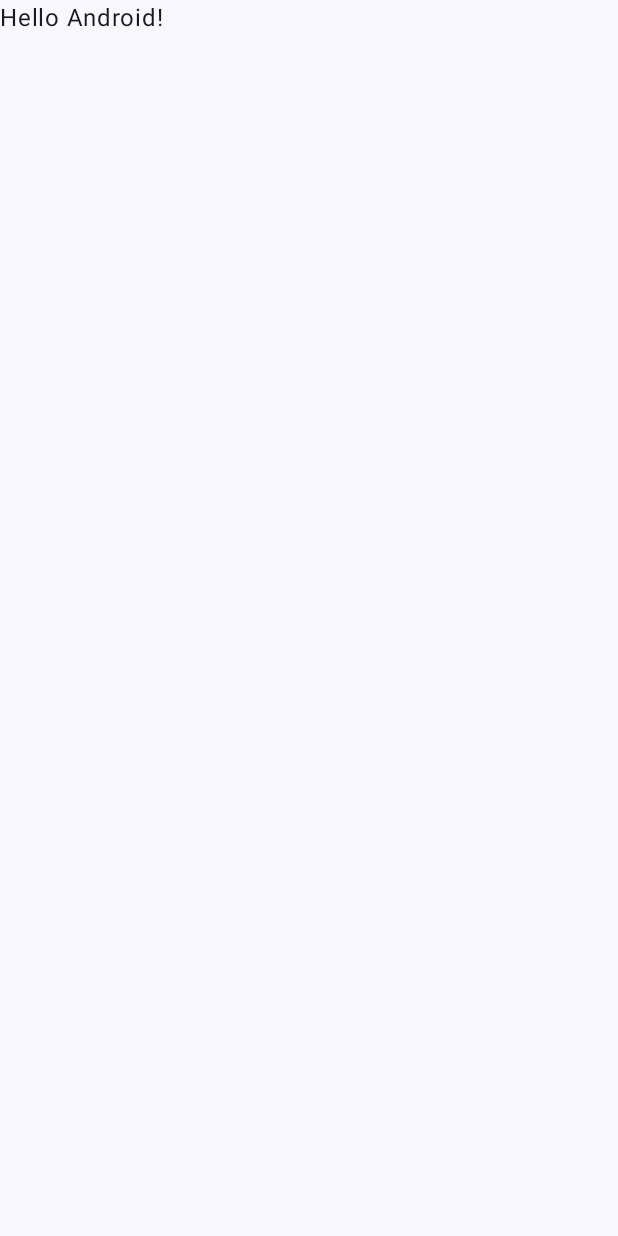
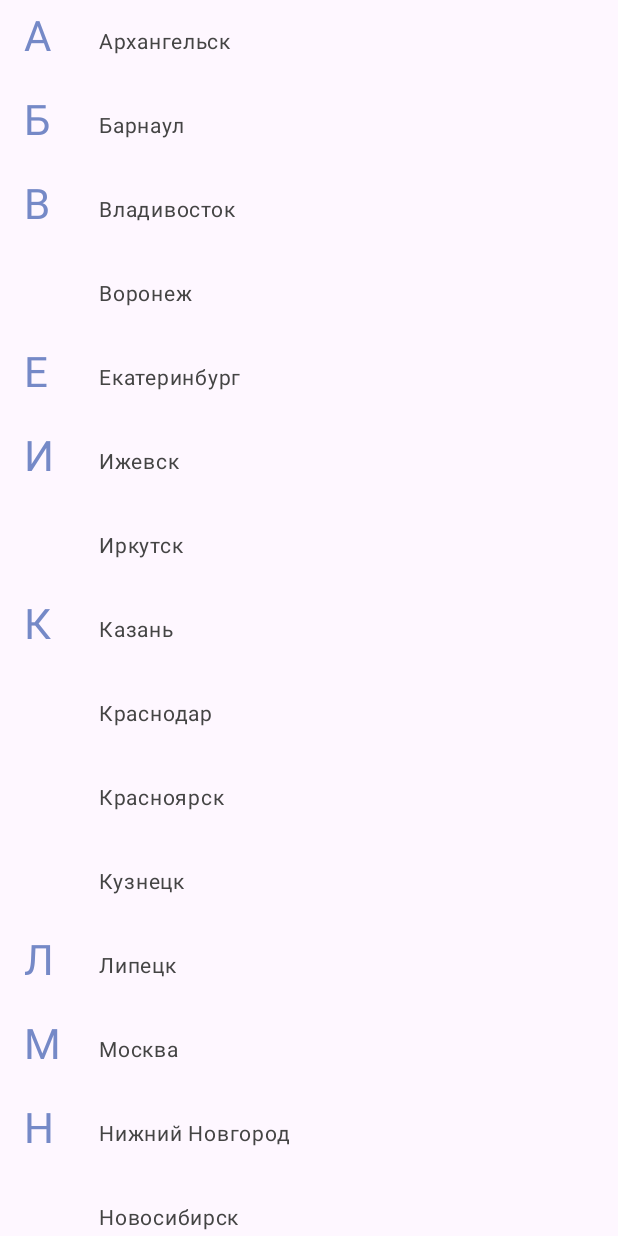
Before and after one commit to Leymoy24/weather-now, an Android app built with Jetpack Compose: the screen it shows after launch (MainActivity), on a phone screen of 412 x 824 dp. Before the commit the screen is almost empty. Run offline under Robolectric (Android 15) with nearby library versions, the phone set to English and light mode, and no system bars.

Commit message:
Added dependencies, navigation between screens and logic for displaying label sticks

```diff
--- a/app/build.gradle.kts
+++ b/app/build.gradle.kts
@@ -44,7 +44,7 @@ android {
     }
     packaging {
         resources {
-            excludes += "/META-INF/{AL2.0,LGPL2.1}"
+            resources.excludes.add("META-INF/*")
         }
     }
 }
@@ -59,6 +59,7 @@ dependencies {
     implementation(libs.androidx.ui.graphics)
     implementation(libs.androidx.ui.tooling.preview)
     implementation(libs.androidx.material3)
+    implementation(libs.androidx.material.icons.extended)
     testImplementation(libs.junit)
     androidTestImplementation(libs.androidx.junit)
     androidTestImplementation(libs.androidx.espresso.core)
@@ -66,4 +67,19 @@ dependencies {
     androidTestImplementation(libs.androidx.ui.test.junit4)
     debugImplementation(libs.androidx.ui.tooling)
     debugImplementation(libs.androidx.ui.test.manifest)
+    implementation(libs.google.accompanist.systemuicontroller)
+
+    // Navigation
+    implementation(libs.androidx.navigation.compose)
+
+    // Ktor
+    implementation(libs.ktor.client.core)
+    implementation(libs.ktor.client.cio)
+    implementation(libs.ktor.client.android)
+    implementation(libs.ktor.client.serialization)
+    implementation(libs.ktor.client.logging)
+    implementation(libs.ktor.client.content.negotiation)
+    implementation(libs.ktor.serialization.kotlinx.json)
+    implementation(libs.ktor.client.logging)
+    implementation(libs.logback.classic)
 }
--- a/app/src/main/AndroidManifest.xml
+++ b/app/src/main/AndroidManifest.xml
@@ -13,7 +13,7 @@
         android:theme="@style/Theme.WeatherNow"
         tools:targetApi="31">
         <activity
-            android:name=".MainActivity"
+            android:name=".ui.MainActivity"
             android:exported="true"
             android:label="@string/app_name"
             android:theme="@style/Theme.WeatherNow">
--- a/app/src/main/java/com/example/weathernow/MainActivity.kt
+++ /dev/null
@@ -1,47 +0,0 @@
-package com.example.weathernow
-
-import android.os.Bundle
-import androidx.activity.ComponentActivity
-import androidx.activity.compose.setContent
-import androidx.activity.enableEdgeToEdge
-import androidx.compose.foundation.layout.fillMaxSize
-import androidx.compose.foundation.layout.padding
-import androidx.compose.material3.Scaffold
-import androidx.compose.material3.Text
-import androidx.compose.runtime.Composable
-import androidx.compose.ui.Modifier
-import androidx.compose.ui.tooling.preview.Preview
-import com.example.weathernow.ui.theme.WeatherNowTheme
-
-class MainActivity : ComponentActivity() {
-    override fun onCreate(savedInstanceState: Bundle?) {
-        super.onCreate(savedInstanceState)
-        enableEdgeToEdge()
-        setContent {
-            WeatherNowTheme {
-                Scaffold(modifier = Modifier.fillMaxSize()) { innerPadding ->
-                    Greeting(
-                        name = "Android",
-                        modifier = Modifier.padding(innerPadding)
-                    )
-                }
-            }
-        }
-    }
-}
-
-@Composable
-fun Greeting(name: String, modifier: Modifier = Modifier) {
-    Text(
-        text = "Hello $name!",
-        modifier = modifier
-    )
-}
-
-@Preview(showBackground = true)
-@Composable
-fun GreetingPreview() {
-    WeatherNowTheme {
-        Greeting("Android")
-    }
-}
--- /dev/null
+++ b/app/src/main/java/com/example/weathernow/ui/MainActivity.kt
@@ -0,0 +1,26 @@
+package com.example.weathernow.ui
+
+import android.graphics.Color
+import android.os.Bundle
+import androidx.activity.ComponentActivity
+import androidx.activity.SystemBarStyle
+import androidx.activity.compose.setContent
+import androidx.activity.enableEdgeToEdge
+import androidx.compose.ui.graphics.toArgb
+import androidx.navigation.compose.rememberNavController
+import com.example.weathernow.ui.navigation.Navigation
+import com.example.weathernow.ui.theme.WeatherNowTheme
+import com.example.weathernow.ui.theme.WhiteFE
+
+class MainActivity : ComponentActivity() {
+    override fun onCreate(savedInstanceState: Bundle?) {
+        super.onCreate(savedInstanceState)
+        enableEdgeToEdge(statusBarStyle = SystemBarStyle.light(WhiteFE.toArgb(), Color.TRANSPARENT))
+        setContent {
+            val navController = rememberNavController()
+            WeatherNowTheme {
+                Navigation(navController = navController)
+            }
+        }
+    }
+}
--- /dev/null
+++ b/app/src/main/java/com/example/weathernow/ui/navigation/Navigation.kt
@@ -0,0 +1,22 @@
+package com.example.weathernow.ui.navigation
+
+import android.content.Context
+import androidx.compose.runtime.Composable
+import androidx.navigation.NavHostController
+import androidx.navigation.compose.NavHost
+import androidx.navigation.compose.composable
+import com.example.weathernow.ui.screen.info.InfoScreen
+import com.example.weathernow.ui.screen.main.MainScreen
+
+@Composable
+fun Navigation(navController: NavHostController) {
+    NavHost(navController = navController, startDestination = Screen.MainScreen.route) {
+        composable(route = Screen.MainScreen.route) {
+            MainScreen(navigateToInfoScreen = { navController.navigate(Screen.InfoScreen.route) })
+        }
+
+        composable(route = Screen.InfoScreen.route) {
+            InfoScreen(navController = navController)
+        }
+    }
+}
--- /dev/null
+++ b/app/src/main/java/com/example/weathernow/ui/navigation/Screen.kt
@@ -0,0 +1,6 @@
+package com.example.weathernow.ui.navigation
+
+sealed class Screen(val route: String, var title: String) {
+    data object MainScreen: Screen(route = "main_screen", title = "MainScreen")
+    data object InfoScreen: Screen(route = "info_screen", title = "InfoScreen")
+}
--- /dev/null
+++ b/app/src/main/java/com/example/weathernow/ui/screen/info/InfoScreen.kt
@@ -0,0 +1,10 @@
+package com.example.weathernow.ui.screen.info
+
+import androidx.compose.material3.Text
+import androidx.compose.runtime.Composable
+import androidx.navigation.NavHostController
+
+@Composable
+fun InfoScreen(navController: NavHostController) {
+    Text("Info Screen")
+}
--- /dev/null
+++ b/app/src/main/java/com/example/weathernow/ui/screen/main/MainScreen.kt
@@ -0,0 +1,176 @@
+package com.example.weathernow.ui.screen.main
+
+import androidx.compose.foundation.background
+import androidx.compose.foundation.clickable
+import androidx.compose.foundation.layout.Box
+import androidx.compose.foundation.layout.Row
+import androidx.compose.foundation.layout.Spacer
+import androidx.compose.foundation.layout.fillMaxSize
+import androidx.compose.foundation.layout.fillMaxWidth
+import androidx.compose.foundation.layout.offset
+import androidx.compose.foundation.layout.padding
+import androidx.compose.foundation.layout.width
+import androidx.compose.foundation.lazy.LazyColumn
+import androidx.compose.foundation.lazy.itemsIndexed
+import androidx.compose.foundation.lazy.rememberLazyListState
+import androidx.compose.material3.MaterialTheme
+import androidx.compose.material3.Text
+import androidx.compose.runtime.Composable
+import androidx.compose.runtime.derivedStateOf
+import androidx.compose.runtime.getValue
+import androidx.compose.runtime.remember
+import androidx.compose.ui.Modifier
+import androidx.compose.ui.graphics.Color
+import androidx.compose.ui.unit.IntOffset
+import androidx.compose.ui.unit.dp
+import androidx.compose.ui.unit.sp
+
+@Composable
+fun MainScreen(navigateToInfoScreen: () -> Unit) {
+
+    val cities = listOf(
+        "Архангельск",
+        "Барнаул",
+        "Владивосток",
+        "Воронеж",
+        "Екатеринбург",
+        "Ижевск",
+        "Иркутск",
+        "Казань",
+        "Краснодар",
+        "Красноярск",
+        "Кузнецк",
+        "Липецк",
+        "Москва",
+        "Нижний Новгород",
+        "Новосибирск",
+        "Омск",
+        "Оренбург",
+        "Пермь",
+        "Ростов-на-Дону",
+        "Самара",
+        "Санкт-Петербург",
+        "Саратов",
+        "Сочи",
+        "Тольятти",
+        "Томск",
+        "Тюмень",
+        "Уфа",
+        "Ульяновск",
+        "Хабаровск",
+        "Челябинск",
+        "Ярославль"
+    )
+
+
+    Box(Modifier.fillMaxSize().background(MaterialTheme.colorScheme.background)) {
+        val groupedNames = remember(cities) {
+            cities.groupBy { it.first() }
+        }
+
+        val startIndexes = remember(cities) {
+            getStartIndexes(groupedNames.entries)
+        }
+
+        val endIndexes = remember(cities) {
+            getEndIndexes(groupedNames.entries)
+        }
+
+        val commonModifier = Modifier.width(50.dp)
+        val listState = rememberLazyListState()
+
+        val moveStickyHeader by remember {
+            derivedStateOf {
+                endIndexes.contains(listState.firstVisibleItemIndex + 1)
+            }
+        }
+        LazyColumn(
+            modifier = Modifier.fillMaxSize(),
+            state = listState,
+        ) {
+            itemsIndexed(cities) { index, name ->
+                NameItem(
+                    name,
+                    showCharHeader = startIndexes.contains(index) && listState.firstVisibleItemIndex != index,
+                    commonModifier,
+                    navigateToInfoScreen = navigateToInfoScreen
+                )
+            }
+        }
+        LetterHeader(
+            char = cities[listState.firstVisibleItemIndex].first().toString(),
+            modifier = commonModifier.then(
+                if (moveStickyHeader) {
+                    Modifier.offset {
+                        IntOffset(0, -listState.firstVisibleItemScrollOffset)
+                    }
+                } else {
+                    Modifier
+                }
+            )
+        )
+    }
+}
+
+@Composable
+fun LetterHeader(char: String, modifier: Modifier = Modifier) {
+    Text(
+        text = char,
+        color = Color(117, 137, 199),
+        fontSize = 28.sp,
+        modifier = modifier.padding(horizontal = 16.dp, vertical = 8.dp)
+    )
+}
+
+@Composable
+fun NameItem(
+    name: String,
+    showCharHeader: Boolean,
+    modifier: Modifier,
+    navigateToInfoScreen: () -> Unit
+) {
+    Row(
+        Modifier
+            .fillMaxWidth()
+            .clickable {
+                navigateToInfoScreen()
+            }
+    ) {
+        if (showCharHeader) {
+            LetterHeader(
+                char = name.first().toString(),
+                modifier = modifier
+            )
+        } else {
+            Spacer(modifier = modifier)
+        }
+        Text(
+            text = name,
+            color = Color.DarkGray,
+            fontSize = 14.sp,
+            modifier = Modifier
+                .fillMaxWidth()
+                .padding(16.dp)
+        )
+    }
+}
+
+private fun getStartIndexes(entries: Set<Map.Entry<Char, List<String>>>): List<Int> {
+    var acc = 0
+    val list = mutableListOf<Int>()
+    entries.forEach { entry ->
+        list.add(acc)
+        acc += entry.value.size
+    }
+    return list
+}
+
+private fun getEndIndexes(entries: Set<Map.Entry<Char, List<String>>>): List<Int> {
+    var acc = 0
+    val list = mutableListOf<Int>()
+    entries.forEach { entry ->
+        acc += entry.value.size
+        list.add(acc)
+    }
+    return list
+}
--- a/app/src/main/java/com/example/weathernow/ui/theme/Color.kt
+++ b/app/src/main/java/com/example/weathernow/ui/theme/Color.kt
@@ -9,3 +9,5 @@ val Pink80 = Color(0xFFEFB8C8)
 val Purple40 = Color(0xFF6650a4)
 val PurpleGrey40 = Color(0xFF625b71)
 val Pink40 = Color(0xFF7D5260)
+
+val WhiteFE = Color(0xFFFEF7FF)
--- a/app/src/main/java/com/example/weathernow/ui/theme/Theme.kt
+++ b/app/src/main/java/com/example/weathernow/ui/theme/Theme.kt
@@ -1,6 +1,5 @@
 package com.example.weathernow.ui.theme
 
-import android.app.Activity
 import android.os.Build
 import androidx.compose.foundation.isSystemInDarkTheme
 import androidx.compose.material3.MaterialTheme
@@ -20,7 +19,8 @@ private val DarkColorScheme = darkColorScheme(
 private val LightColorScheme = lightColorScheme(
     primary = Purple40,
     secondary = PurpleGrey40,
-    tertiary = Pink40
+    tertiary = Pink40,
+    background = WhiteFE
 
     /* Other default colors to override
     background = Color(0xFFFFFBFE),
@@ -37,7 +37,7 @@ private val LightColorScheme = lightColorScheme(
 fun WeatherNowTheme(
     darkTheme: Boolean = isSystemInDarkTheme(),
     // Dynamic color is available on Android 12+
-    dynamicColor: Boolean = true,
+    dynamicColor: Boolean = false,
     content: @Composable () -> Unit
 ) {
     val colorScheme = when {
@@ -46,7 +46,7 @@ fun WeatherNowTheme(
             if (darkTheme) dynamicDarkColorScheme(context) else dynamicLightColorScheme(context)
         }
 
-        darkTheme -> DarkColorScheme
+        darkTheme -> LightColorScheme
         else -> LightColorScheme
     }
 
```
Also changed, not shown: gradle/libs.versions.toml (+22 -0 lines).
